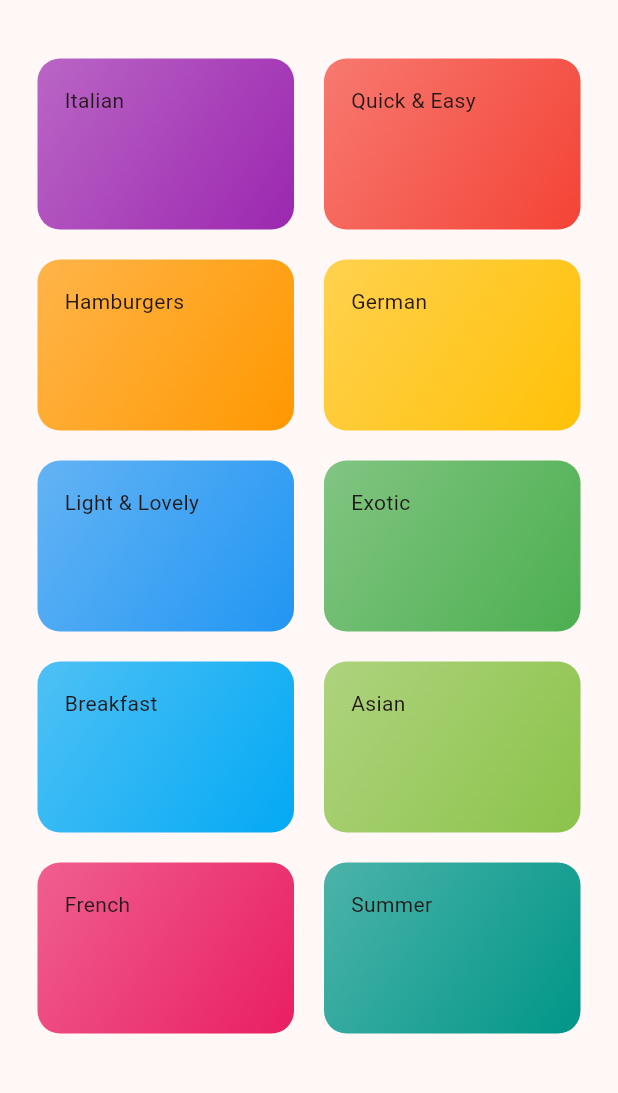
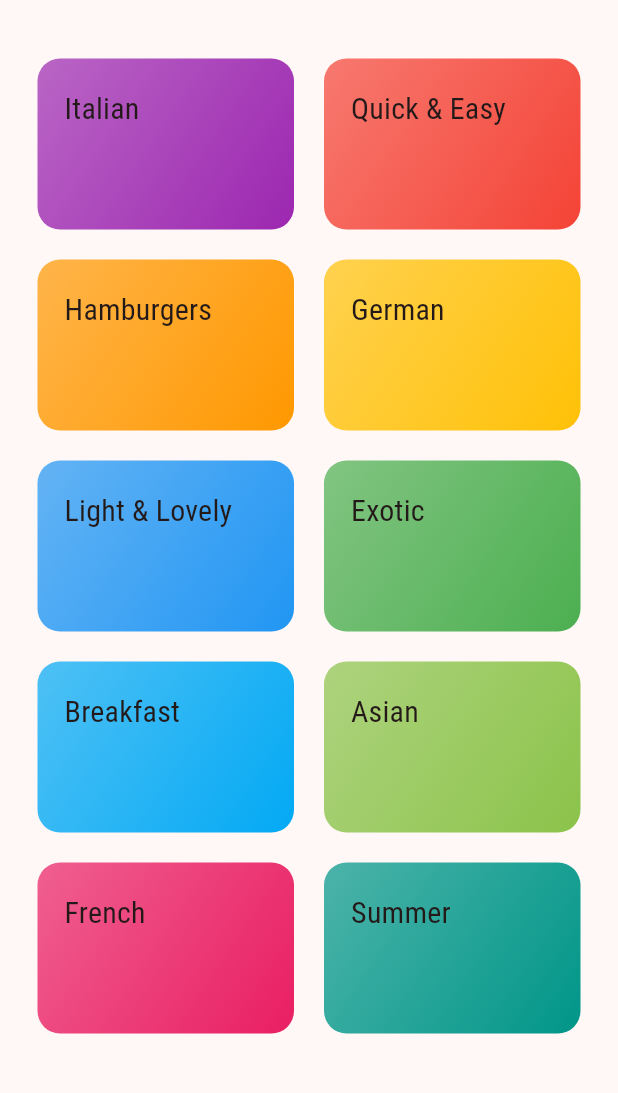
Before and after one commit to soikat77/meal, a Flutter app: the screen it shows after launch, on a phone screen of 412 x 824 dp, the part 63-1156 px from its top. Run offline on Flutter 3.47's test engine with Material 2 defaults, Android fonts, the phone set to English and light mode, and no system bars; drawn by our look-alikes of dynamic_color.

```diff
--- a/lib/main.dart
+++ b/lib/main.dart
@@ -1,5 +1,5 @@
+import 'package:flutter/material.dart';
 import 'package:dynamic_color/dynamic_color.dart';
-import 'package:flutter/material.dart';
 
 import 'package:meal/pages/homepage.dart';
 import 'package:meal/utils/app_theme.dart';
@@ -11,7 +11,6 @@ void main() {
 class MyApp extends StatelessWidget {
   const MyApp({super.key});
 
-  // This widget is the root of your application.
   @override
   Widget build(BuildContext context) {
     return DynamicColorBuilder(
@@ -20,6 +19,7 @@ class MyApp extends StatelessWidget {
           debugShowCheckedModeBanner: false,
           theme: AppTheme.llightTheme(lightDynamic),
           darkTheme: AppTheme.darkTheme(darkDynamic),
+          // Home/ROOT
           home: const HomePage(),
         );
       }),
--- a/lib/models/category_item.dart
+++ b/lib/models/category_item.dart
@@ -1,18 +1,37 @@
 import 'package:flutter/material.dart';
+import 'package:meal/pages/meal_page.dart';
 
 class CategoryItem extends StatelessWidget {
+  final String id;
   final String title;
   final Color color;
 
   const CategoryItem({
     super.key,
+    required this.id,
     required this.title,
     required this.color,
   });
 
+  void selectCategory(BuildContext context) {
+    // select and go to the category page
+    Navigator.of(context).push(
+      MaterialPageRoute(builder: (_) {
+        return MealPage(
+          categoryId: id,
+          categoryTitle: title,
+        );
+      }),
+    );
+  }
+
   @override
   Widget build(BuildContext context) {
-    return Container(
+    return InkWell(
+      onTap: () => selectCategory(context),
+      borderRadius: BorderRadius.circular(15),
+      splashColor: Theme.of(context).primaryColor,
+      child: Container(
         padding: const EdgeInsets.all(18),
         decoration: BoxDecoration(
           gradient: LinearGradient(
@@ -22,7 +41,11 @@ class CategoryItem extends StatelessWidget {
           ),
           borderRadius: BorderRadius.circular(15),
         ),
-      child: Text(title),
+        child: Text(
+          title,
+          style: Theme.of(context).textTheme.titleMedium,
+        ),
+      ),
     );
   }
 }
--- a/lib/pages/category_screen.dart
+++ b/lib/pages/category_screen.dart
@@ -18,6 +18,7 @@ class CategoryPage extends StatelessWidget {
       children: dummyCategories
           .map(
             (categoryData) => CategoryItem(
+              id: categoryData.id,
               title: categoryData.title,
               color: categoryData.color,
             ),
--- a/lib/utils/app_theme.dart
+++ b/lib/utils/app_theme.dart
@@ -9,6 +9,14 @@ class AppTheme {
     return ThemeData(
       colorScheme: scheme,
       useMaterial3: true,
+      fontFamily: 'Raleway',
+      textTheme: ThemeData.light().textTheme.copyWith(
+            // custom textTheme
+            titleMedium: const TextStyle(
+              fontSize: 20,
+              fontFamily: 'RobotoCondensed',
+            ),
+          ),
     );
   }
 
@@ -21,6 +29,15 @@ class AppTheme {
     return ThemeData(
       colorScheme: scheme,
       useMaterial3: true,
+      fontFamily: 'Raleway',
+      textTheme: ThemeData.dark().textTheme.copyWith(
+            // custom textTheme
+            titleMedium: const TextStyle(
+              fontSize: 20,
+              fontFamily: 'RobotoCondensed',
+              fontWeight: FontWeight.bold,
+            ),
+          ),
     );
   }
 }
```
Also changed, not shown: lib/pages/meal_page.dart (added, +24 -0 lines), assets/themes/color_schemes.g.dart (deleted), assets/themes/main.g.dart (deleted), 2 other files. Lines whose indentation alone changed are shown as unchanged.
